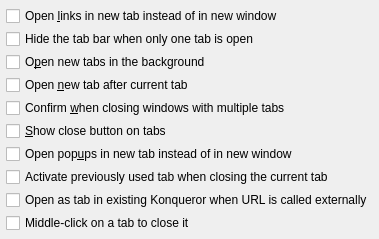
Above: konqueror/settings/konqhtml/advancedTabOptions.ui from KDE/konqueror before the change. Below: the same form after it.
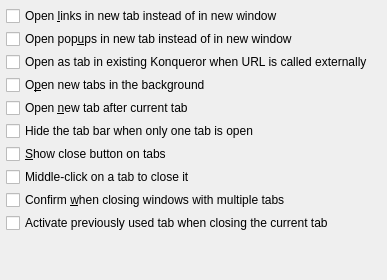
That is the form after the change.

Commit message: make order of checkboxes have some logic

The edit to the form file:
```diff
--- a/konqueror/settings/konqhtml/advancedTabOptions.ui
+++ b/konqueror/settings/konqhtml/advancedTabOptions.ui
@@ -1,6 +1,14 @@
 <ui version="4.0" >
  <class>advancedTabOptions</class>
  <widget class="QWidget" name="advancedTabOptions" >
+  <property name="geometry" >
+   <rect>
+    <x>0</x>
+    <y>0</y>
+    <width>387</width>
+    <height>280</height>
+   </rect>
+  </property>
   <layout class="QVBoxLayout" >
    <item>
     <layout class="QVBoxLayout" >
@@ -27,12 +35,22 @@
       </widget>
      </item>
      <item>
-      <widget class="QCheckBox" name="m_pDynamicTabbarHide" >
+      <widget class="QCheckBox" name="m_pPopupsWithinTabs" >
        <property name="whatsThis" >
         <string>This will display the tab bar only if there are two or more tabs. Otherwise it will always be displayed.</string>
        </property>
        <property name="text" >
-        <string>Hide the tab bar when only one tab is open</string>
+        <string>Open pop&amp;ups in new tab instead of in new window</string>
+       </property>
+      </widget>
+     </item>
+     <item>
+      <widget class="QCheckBox" name="m_pKonquerorTabforExternalURL" >
+       <property name="whatsThis" >
+        <string>When you click a URL in another KDE program or call kfmclient to open a URL, the current desktop will be searched for a non-minimized Konqueror and, if found, the URL opened as a new tab within it. Otherwise a new Konqueror window will be opened with the required URL.</string>
+       </property>
+       <property name="text" >
+        <string>Open as tab in existing Konqueror when URL is called externally</string>
        </property>
       </widget>
      </item>
@@ -57,12 +75,12 @@
       </widget>
      </item>
      <item>
-      <widget class="QCheckBox" name="m_pTabConfirm" >
+      <widget class="QCheckBox" name="m_pDynamicTabbarHide" >
        <property name="whatsThis" >
         <string>This will ask you whether you are sure you want to close a window when it has multiple tabs opened in it.</string>
        </property>
        <property name="text" >
-        <string>Confirm &amp;when closing windows with multiple tabs</string>
+        <string>Hide the tab bar when only one tab is open</string>
        </property>
       </widget>
      </item>
@@ -76,36 +94,6 @@
        </property>
       </widget>
      </item>
-     <item>
-      <widget class="QCheckBox" name="m_pPopupsWithinTabs" >
-       <property name="whatsThis" >
-        <string>Whether or not JavaScript popups if allowed shall open in a new tab or in a new window.</string>
-       </property>
-       <property name="text" >
-        <string>Open pop&amp;ups in new tab instead of in new window</string>
-       </property>
-      </widget>
-     </item>
-     <item>
-      <widget class="QCheckBox" name="m_pTabCloseActivatePrevious" >
-       <property name="whatsThis" >
-        <string>When checking this the previous used or opened tab will be activated when you close the current active tab instead of the one right to the current tab.</string>
-       </property>
-       <property name="text" >
-        <string>Activate previously used tab when closing the current tab</string>
-       </property>
-      </widget>
-     </item>
-     <item>
-      <widget class="QCheckBox" name="m_pKonquerorTabforExternalURL" >
-       <property name="whatsThis" >
-        <string>When you click a URL in another KDE program or call kfmclient to open a URL, the current desktop will be searched for a non-minimized Konqueror and, if found, the URL opened as a new tab within it. Otherwise a new Konqueror window will be opened with the required URL.</string>
-       </property>
-       <property name="text" >
-        <string>Open as tab in existing Konqueror when URL is called externally</string>
-       </property>
-      </widget>
-     </item>
      <item>
       <widget class="QCheckBox" name="m_pMiddleClickClose" >
        <property name="whatsThis" >
@@ -116,6 +104,26 @@
        </property>
       </widget>
      </item>
+     <item>
+      <widget class="QCheckBox" name="m_pTabConfirm" >
+       <property name="whatsThis" >
+        <string>This will ask you whether you are sure you want to close a window when it has multiple tabs opened in it.</string>
+       </property>
+       <property name="text" >
+        <string>Confirm &amp;when closing windows with multiple tabs</string>
+       </property>
+      </widget>
+     </item>
+     <item>
+      <widget class="QCheckBox" name="m_pTabCloseActivatePrevious" >
+       <property name="whatsThis" >
+        <string>When checking this the previous used or opened tab will be activated when you close the current active tab instead of the one right to the current tab.</string>
+       </property>
+       <property name="text" >
+        <string>Activate previously used tab when closing the current tab</string>
+       </property>
+      </widget>
+     </item>
     </layout>
    </item>
    <item>
```
Left out of the diff: 17 changed lines with no effect on the pictures.
